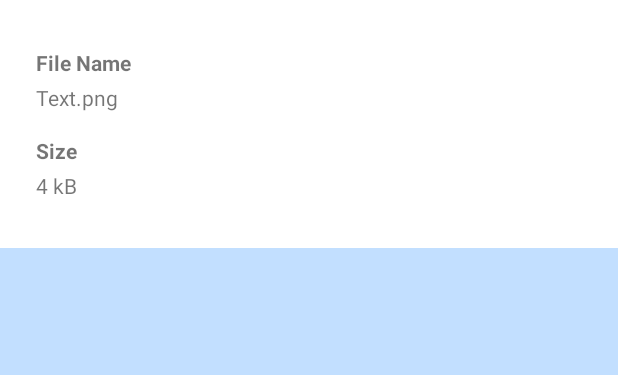
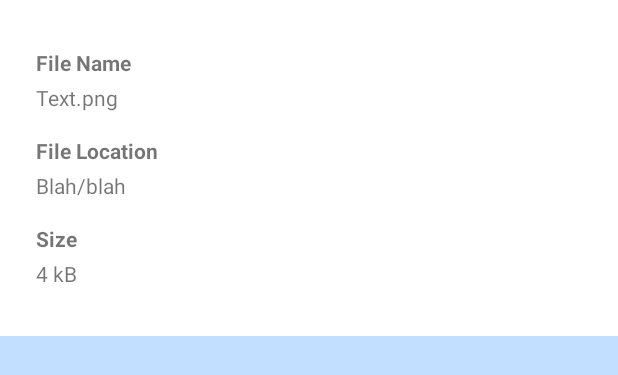
Before and after one commit to EpiphX/FileManager, an Android app: the layout file_properties_layout.xml on its own in the app's theme, with its tools: preview values and no code run, on a phone screen of 412 x 824 dp. Shown: the top 375 px of the screen. Run offline under Robolectric (Android 15) with nearby library versions, the phone set to English and light mode, and no system bars.

```diff
--- a/app/src/main/res/layout/file_properties_layout.xml
+++ b/app/src/main/res/layout/file_properties_layout.xml
@@ -24,13 +24,38 @@
         android:id="@+id/fileNameTextView"
         android:layout_width="wrap_content"
         android:layout_height="wrap_content"
-        android:layout_marginStart="24dp"
         android:layout_marginTop="4dp"
         android:text="Text.png"
         app:layout_constraintHorizontal_bias="0"
         app:layout_constraintLeft_toLeftOf="parent"
         app:layout_constraintRight_toRightOf="parent"
+        app:layout_constraintStart_toStartOf="@+id/fileNameTitleTextView"
         app:layout_constraintTop_toBottomOf="@id/fileNameTitleTextView"/>
+
+    <TextView
+        android:id="@+id/fileLocationTitleTextView"
+        android:layout_width="wrap_content"
+        android:layout_height="wrap_content"
+        android:layout_marginTop="@dimen/activity_horizontal_margin"
+        android:text="File Location"
+        android:textStyle="bold"
+        app:layout_constraintHorizontal_bias="0"
+        app:layout_constraintLeft_toLeftOf="parent"
+        app:layout_constraintRight_toRightOf="parent"
+        app:layout_constraintStart_toStartOf="@+id/fileNameTextView"
+        app:layout_constraintTop_toBottomOf="@id/fileNameTextView"/>
+
+    <TextView
+        android:id="@+id/fileLocationTextView"
+        android:layout_width="wrap_content"
+        android:layout_height="wrap_content"
+        android:layout_marginTop="4dp"
+        android:text="Blah/blah"
+        app:layout_constraintHorizontal_bias="0"
+        app:layout_constraintLeft_toLeftOf="parent"
+        app:layout_constraintRight_toRightOf="parent"
+        app:layout_constraintStart_toStartOf="@+id/fileLocationTitleTextView"
+        app:layout_constraintTop_toBottomOf="@id/fileLocationTitleTextView"/>
 
     <TextView
         android:id="@+id/fileSizeTitleTextView"
@@ -43,37 +68,34 @@
         app:layout_constraintHorizontal_bias="0"
         app:layout_constraintLeft_toLeftOf="parent"
         app:layout_constraintRight_toRightOf="parent"
-        app:layout_constraintTop_toBottomOf="@id/fileNameTextView"/>
+        app:layout_constraintTop_toBottomOf="@id/fileLocationTextView"/>
 
     <TextView
         android:id="@+id/fileSizeTextView"
         android:layout_width="wrap_content"
         android:layout_height="wrap_content"
-        android:layout_marginBottom="32dp"
-        android:layout_marginStart="24dp"
         android:layout_marginTop="4dp"
         android:text="4 kB"
-        app:layout_constraintBottom_toBottomOf="parent"
-        app:layout_constraintVertical_bias="0"
+        app:layout_goneMarginBottom="32dp"
         app:layout_constraintHorizontal_bias="0"
         app:layout_constraintLeft_toLeftOf="parent"
         app:layout_constraintRight_toRightOf="parent"
-        app:layout_constraintTop_toBottomOf="@id/fileSizeTitleTextView"
-        />
+        app:layout_constraintStart_toStartOf="@+id/fileSizeTitleTextView"
+        app:layout_constraintBottom_toTopOf="@+id/directoryFragmentProperty"
+        app:layout_constraintTop_toBottomOf="@id/fileSizeTitleTextView"/>
 
     <android.support.v7.widget.RecyclerView
         android:id="@+id/directoryFragmentProperty"
         android:layout_width="match_parent"
-        android:layout_height="300dp"
+        android:layout_height="wrap_content"
         android:layout_margin="24dp"
-        android:layout_marginTop="32dp"
         android:layout_marginBottom="32dp"
         android:visibility="gone"
+        app:layout_constraintBottom_toBottomOf="parent"
         app:layout_constraintHorizontal_bias="0"
         app:layout_constraintLeft_toLeftOf="parent"
+        app:layout_constraintRight_toRightOf="parent"
         app:layout_constraintTop_toBottomOf="@id/fileSizeTextView"
-        app:layout_constraintRight_toRightOf="parent"
-        app:layout_constraintBottom_toBottomOf="parent"
         />
 
 </android.support.constraint.ConstraintLayout>
--- a/app/src/main/res/layout/fragment_directory.xml
+++ b/app/src/main/res/layout/fragment_directory.xml
@@ -5,6 +5,7 @@
     xmlns:tools="http://schemas.android.com/tools"
     android:layout_width="match_parent"
     android:layout_height="match_parent"
+    app:layout_behavior="@string/appbar_scrolling_view_behavior"
     tools:context="cj.com.fileexplorer.MainActivity">
 
     <android.support.v7.widget.Toolbar
@@ -82,6 +83,7 @@
         android:layout_height="0dp"
         android:layoutAnimation="@anim/layout_animation_fall_down"
         android:scrollbars="vertical"
+        app:layout_behavior="@string/appbar_scrolling_view_behavior"
         app:layout_constraintBottom_toBottomOf="parent"
         app:layout_constraintLeft_toLeftOf="parent"
         app:layout_constraintRight_toRightOf="parent"
--- a/app/src/main/res/layout/main_content_layout.xml
+++ b/app/src/main/res/layout/main_content_layout.xml
@@ -10,6 +10,7 @@
         android:layout_width="match_parent"
         android:layout_height="wrap_content"
         android:theme="@style/AppTheme.AppBarOverlay"
+        app:layout_scrollFlags="scroll|enterAlways"
         app:elevation="0dp">
 
         <android.support.v7.widget.Toolbar
@@ -29,7 +30,7 @@
         android:name="cj.com.fileexplorer.views.DirectoryFragment"
         android:layout_width="match_parent"
         android:layout_height="match_parent"
-        android:layout_marginTop="?android:actionBarSize"
+        app:layout_behavior="@string/appbar_scrolling_view_behavior"
         />
 
 </android.support.design.widget.CoordinatorLayout>
```
Also changed, not shown: app/src/main/java/cj/com/fileexplorer/presenters/DirectoryPresenter.java (+3 -19 lines), filemanager/src/main/java/cj/com/filemanager/FileManager.java (+13 -6 lines), filemanager/src/main/java/cj/com/filemanager/comparators/FileDirectoryComparator.java (added, +23 -0 lines), filemanager/src/main/java/cj/com/filemanager/comparators/FileNameComparator.java (added, +12 -0 lines).
